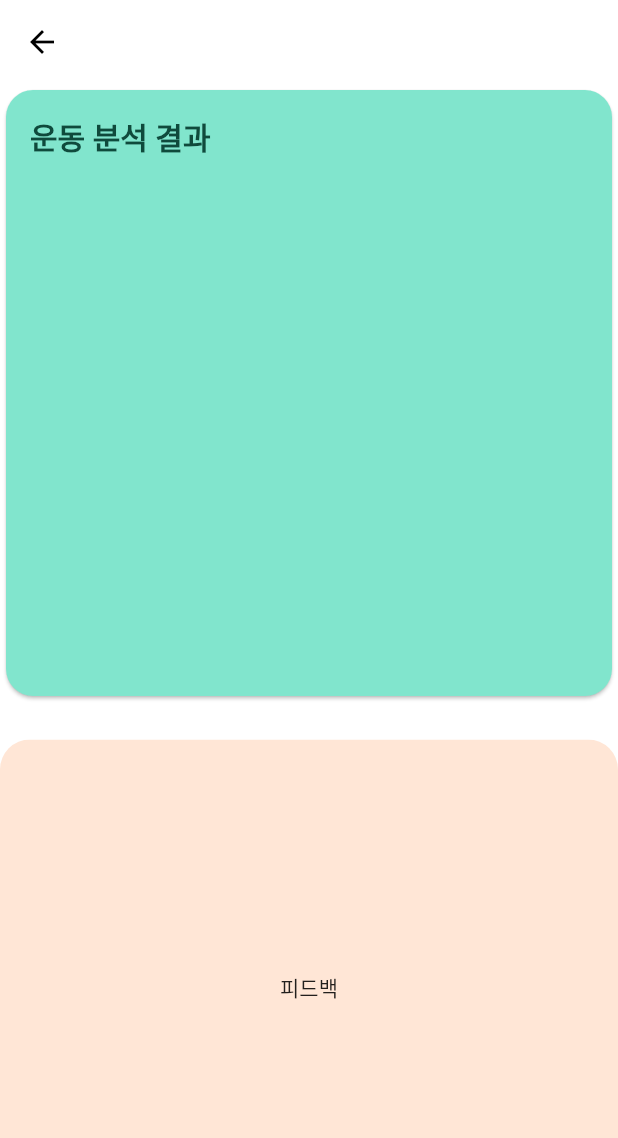
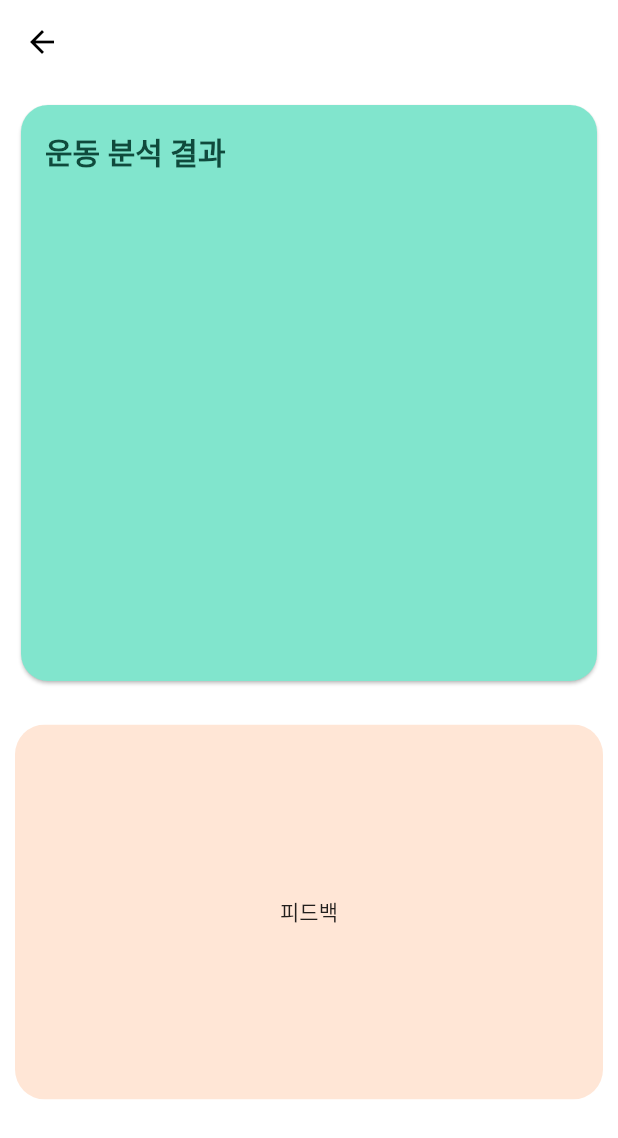
Before and after one commit to MuSeongPark/AI_APP_MyPT_StrongFriends, a Flutter app: the WorkoutResultPage screen opened directly with empty values, on a phone screen of 412 x 824 dp. Shown: the top 1138 px of the screen. Run offline on Flutter 3.47's test engine with Material 2 defaults, Android fonts, the phone set to English and light mode, and no system bars; drawn by our look-alikes of fl_chart; our stand-ins replace camera, cloud_firestore, firebase_auth, firebase_core, flutter_signin_button, flutter_tts and 5 more; missing offline and left inert: google_ml_kit; accounts and stored records are empty.

Commit message:
UI Debug Trial 4

```diff
--- a/mypt/lib/screens/analysis/workout_result_page.dart
+++ b/mypt/lib/screens/analysis/workout_result_page.dart
@@ -19,9 +19,8 @@ class WorkoutResultPage extends StatelessWidget {
   Widget build(BuildContext context) {
     return Scaffold(
       appBar: buildNoTitleAppBar(),
-      body: Expanded(
-        child: Container(
-          // padding: const EdgeInsets.all(10),
+      body: Container(
+          padding: const EdgeInsets.all(10),
           child: Column(
             children: [
               Padding(
@@ -30,14 +29,11 @@ class WorkoutResultPage extends StatelessWidget {
                   workoutResult: workoutResult,
                 ),
               ),
-              Expanded(
-                child: Container(
+              Container(
                   margin: const EdgeInsets.only(top: 15),
+                  height: 250,
                   child: ClipRRect(
-                    borderRadius: const BorderRadius.only(
-                      topLeft: Radius.circular(20),
-                      topRight: Radius.circular(20),
-                    ),
+                    borderRadius: BorderRadius.circular(20),
                     child: Container(
                       width: double.infinity,
                       color: kLightIvoryColor,
@@ -47,11 +43,9 @@ class WorkoutResultPage extends StatelessWidget {
                     ),
                   ),
                 ),
-              ),
             ],
           ),
         ),
-      ),
     );
 
     /*
```
Also changed, not shown: mypt/lib/screens/workout_result_list_page.dart (+5 -6 lines).
